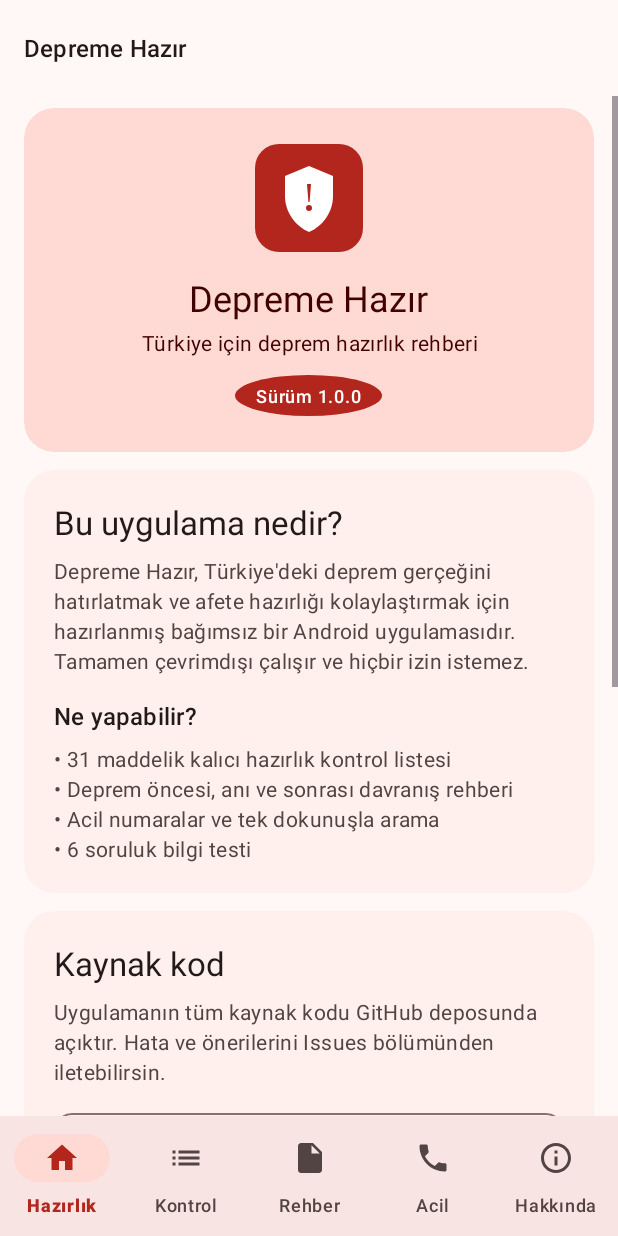
After one commit to yahya3886/depreme-hazir, an Android app: the fragment AboutFragment placed in its activity, on a phone screen of 412 x 824 dp. The commit adds this screen. Run offline under Robolectric (Android 15) with nearby library versions, the phone set to English and light mode, and no system bars.

Commit message:
Hakkında sekmesi ekle
- Alt menüye 5. sekme (ic_info ikonu)
- Sürüm bilgisi PackageManager'dan okunur
- Uygulama amacı, özellikler, kaynak kod bağlantısı
- Resmî kurum olmadığına dair uyarı kartı
- Teknik künye ve içerik kaynağı notu

```diff
--- a/app/src/main/java/com/depremhazirlik/app/MainActivity.kt
+++ b/app/src/main/java/com/depremhazirlik/app/MainActivity.kt
@@ -4,6 +4,7 @@ import android.os.Bundle
 import androidx.appcompat.app.AppCompatActivity
 import androidx.fragment.app.Fragment
 import com.depremhazirlik.app.databinding.ActivityMainBinding
+import com.depremhazirlik.app.ui.AboutFragment
 import com.depremhazirlik.app.ui.ChecklistFragment
 import com.depremhazirlik.app.ui.EmergencyFragment
 import com.depremhazirlik.app.ui.GuideFragment
@@ -26,6 +27,7 @@ class MainActivity : AppCompatActivity() {
                 R.id.nav_checklist -> ChecklistFragment()
                 R.id.nav_guide -> GuideFragment()
                 R.id.nav_emergency -> EmergencyFragment()
+                R.id.nav_about -> AboutFragment()
                 else -> return@setOnItemSelectedListener false
             }
             supportFragmentManager.beginTransaction()
--- /dev/null
+++ b/app/src/main/java/com/depremhazirlik/app/ui/AboutFragment.kt
@@ -0,0 +1,53 @@
+package com.depremhazirlik.app.ui
+
+import android.content.Intent
+import android.net.Uri
+import android.os.Bundle
+import android.view.View
+import android.widget.Toast
+import androidx.fragment.app.Fragment
+import com.depremhazirlik.app.R
+import com.depremhazirlik.app.databinding.FragmentAboutBinding
+
+class AboutFragment : Fragment(R.layout.fragment_about) {
+
+    private var _binding: FragmentAboutBinding? = null
+    private val binding get() = _binding!!
+
+    override fun onViewCreated(view: View, savedInstanceState: Bundle?) {
+        super.onViewCreated(view, savedInstanceState)
+        _binding = FragmentAboutBinding.bind(view)
+
+        binding.aboutVersion.text = getString(R.string.about_version, currentVersion())
+
+        binding.btnOpenRepo.setOnClickListener {
+            openRepo()
+        }
+    }
+
+    private fun currentVersion(): String = try {
+        val info = requireContext().packageManager
+            .getPackageInfo(requireContext().packageName, 0)
+        info.versionName ?: VERSION_FALLBACK
+    } catch (e: Exception) {
+        VERSION_FALLBACK
+    }
+
+    private fun openRepo() {
+        try {
+            startActivity(Intent(Intent.ACTION_VIEW, Uri.parse(REPO_URL)))
+        } catch (e: Exception) {
+            Toast.makeText(requireContext(), R.string.about_open_error, Toast.LENGTH_SHORT).show()
+        }
+    }
+
+    override fun onDestroyView() {
+        super.onDestroyView()
+        _binding = null
+    }
+
+    private companion object {
+        const val REPO_URL = "https://github.com/yahya3886/depreme-hazir"
+        const val VERSION_FALLBACK = "1.0.0"
+    }
+}
--- /dev/null
+++ b/app/src/main/res/drawable/ic_info.xml
@@ -0,0 +1,11 @@
+<?xml version="1.0" encoding="utf-8"?>
+<vector xmlns:android="http://schemas.android.com/apk/res/android"
+    android:width="24dp"
+    android:height="24dp"
+    android:viewportWidth="24"
+    android:viewportHeight="24"
+    android:tint="?attr/colorControlNormal">
+    <path
+        android:fillColor="@android:color/white"
+        android:pathData="M11,7h2v2h-2zM11,11h2v6h-2zM12,2C6.48,2 2,6.48 2,12s4.48,10 10,10 10,-4.48 10,-10S17.52,2 12,2zM12,20c-4.41,0 -8,-3.59 -8,-8s3.59,-8 8,-8 8,3.59 8,8 -3.59,8 -8,8z" />
+</vector>
--- /dev/null
+++ b/app/src/main/res/layout/fragment_about.xml
@@ -0,0 +1,261 @@
+<?xml version="1.0" encoding="utf-8"?>
+<ScrollView xmlns:android="http://schemas.android.com/apk/res/android"
+    xmlns:app="http://schemas.android.com/apk/res-auto"
+    android:layout_width="match_parent"
+    android:layout_height="match_parent"
+    android:background="?android:colorBackground"
+    android:fillViewport="true">
+
+    <LinearLayout
+        android:layout_width="match_parent"
+        android:layout_height="wrap_content"
+        android:orientation="vertical"
+        android:paddingStart="16dp"
+        android:paddingEnd="16dp"
+        android:paddingTop="8dp"
+        android:paddingBottom="24dp">
+
+        <!-- Başlık kartı -->
+        <com.google.android.material.card.MaterialCardView
+            android:layout_width="match_parent"
+            android:layout_height="wrap_content"
+            android:layout_marginBottom="12dp"
+            app:cardCornerRadius="20dp"
+            app:cardElevation="0dp"
+            app:strokeWidth="0dp"
+            app:cardBackgroundColor="?attr/colorPrimaryContainer">
+
+            <LinearLayout
+                android:layout_width="match_parent"
+                android:layout_height="wrap_content"
+                android:gravity="center_horizontal"
+                android:orientation="vertical"
+                android:paddingTop="24dp"
+                android:paddingBottom="24dp"
+                android:paddingStart="20dp"
+                android:paddingEnd="20dp">
+
+                <ImageView
+                    android:layout_width="72dp"
+                    android:layout_height="72dp"
+                    android:contentDescription="@string/app_name"
+                    android:src="@drawable/ic_launcher" />
+
+                <TextView
+                    android:layout_width="wrap_content"
+                    android:layout_height="wrap_content"
+                    android:layout_marginTop="14dp"
+                    android:text="@string/app_name"
+                    android:textAppearance="?attr/textAppearanceHeadlineSmall"
+                    android:textColor="?attr/colorOnPrimaryContainer" />
+
+                <TextView
+                    android:layout_width="wrap_content"
+                    android:layout_height="wrap_content"
+                    android:layout_marginTop="4dp"
+                    android:gravity="center"
+                    android:text="@string/app_tagline"
+                    android:textAppearance="?attr/textAppearanceBodyMedium"
+                    android:textColor="?attr/colorOnPrimaryContainer" />
+
+                <TextView
+                    android:id="@+id/aboutVersion"
+                    android:layout_width="wrap_content"
+                    android:layout_height="wrap_content"
+                    android:layout_marginTop="12dp"
+                    android:background="@drawable/bg_step_badge"
+                    android:paddingStart="14dp"
+                    android:paddingEnd="14dp"
+                    android:paddingTop="5dp"
+                    android:paddingBottom="5dp"
+                    android:textAppearance="?attr/textAppearanceLabelMedium"
+                    android:textColor="@color/md_on_primary" />
+            </LinearLayout>
+        </com.google.android.material.card.MaterialCardView>
+
+        <!-- Nedir -->
+        <com.google.android.material.card.MaterialCardView
+            android:layout_width="match_parent"
+            android:layout_height="wrap_content"
+            android:layout_marginBottom="12dp"
+            app:cardCornerRadius="20dp"
+            app:cardElevation="0dp"
+            app:strokeWidth="0dp"
+            app:cardBackgroundColor="?attr/colorSurfaceContainer">
+
+            <LinearLayout
+                android:layout_width="match_parent"
+                android:layout_height="wrap_content"
+                android:orientation="vertical"
+                android:padding="20dp">
+
+                <TextView
+                    android:layout_width="wrap_content"
+                    android:layout_height="wrap_content"
+                    android:text="@string/about_desc_title"
+                    android:textAppearance="?attr/textAppearanceTitleLarge"
+                    android:textColor="?attr/colorOnSurface" />
+
+                <TextView
+                    android:layout_width="match_parent"
+                    android:layout_height="wrap_content"
+                    android:layout_marginTop="8dp"
+                    android:text="@string/about_desc"
+                    android:textAppearance="?attr/textAppearanceBodyMedium"
+                    android:textColor="?attr/colorOnSurfaceVariant" />
+
+                <TextView
+                    android:layout_width="wrap_content"
+                    android:layout_height="wrap_content"
+                    android:layout_marginTop="16dp"
+                    android:text="@string/about_features_title"
+                    android:textAppearance="?attr/textAppearanceTitleMedium"
+                    android:textColor="?attr/colorOnSurface" />
+
+                <TextView
+                    android:layout_width="match_parent"
+                    android:layout_height="wrap_content"
+                    android:layout_marginTop="8dp"
+                    android:lineSpacingExtra="4dp"
+                    android:text="@string/about_features"
+                    android:textAppearance="?attr/textAppearanceBodyMedium"
+                    android:textColor="?attr/colorOnSurfaceVariant" />
+            </LinearLayout>
+        </com.google.android.material.card.MaterialCardView>
+
+        <!-- Kaynak kod -->
+        <com.google.android.material.card.MaterialCardView
+            android:layout_width="match_parent"
+            android:layout_height="wrap_content"
+            android:layout_marginBottom="12dp"
+            app:cardCornerRadius="20dp"
+            app:cardElevation="0dp"
+            app:strokeWidth="0dp"
+            app:cardBackgroundColor="?attr/colorSurfaceContainer">
+
+            <LinearLayout
+                android:layout_width="match_parent"
+                android:layout_height="wrap_content"
+                android:orientation="vertical"
+                android:padding="20dp">
+
+                <TextView
+                    android:layout_width="wrap_content"
+                    android:layout_height="wrap_content"
+                    android:text="@string/about_source_title"
+                    android:textAppearance="?attr/textAppearanceTitleLarge"
+                    android:textColor="?attr/colorOnSurface" />
+
+                <TextView
+                    android:layout_width="match_parent"
+                    android:layout_height="wrap_content"
+                    android:layout_marginTop="8dp"
+                    android:text="@string/about_source_desc"
+                    android:textAppearance="?attr/textAppearanceBodyMedium"
+                    android:textColor="?attr/colorOnSurfaceVariant" />
+
+                <com.google.android.material.button.MaterialButton
+                    android:id="@+id/btnOpenRepo"
+                    android:layout_width="match_parent"
+                    android:layout_height="wrap_content"
+                    android:layout_marginTop="14dp"
+                    android:text="@string/about_source_btn"
+                    app:cornerRadius="12dp"
+                    style="@style/Widget.Material3.Button.OutlinedButton" />
+            </LinearLayout>
+        </com.google.android.material.card.MaterialCardView>
+
+        <!-- Uyarı -->
+        <com.google.android.material.card.MaterialCardView
+            android:layout_width="match_parent"
+            android:layout_height="wrap_content"
+            android:layout_marginBottom="12dp"
+            app:cardCornerRadius="20dp"
+            app:cardElevation="0dp"
+            app:strokeWidth="0dp"
+            app:cardBackgroundColor="?attr/colorErrorContainer">
+
+            <LinearLayout
+                android:layout_width="match_parent"
+                android:layout_height="wrap_content"
+                android:orientation="vertical"
+                android:padding="20dp">
+
+                <TextView
+                    android:layout_width="wrap_content"
+                    android:layout_height="wrap_content"
+                    android:text="@string/about_warning_title"
+                    android:textAppearance="?attr/textAppearanceTitleMedium"
+                    android:textColor="?attr/colorOnErrorContainer" />
+
+                <TextView
+                    android:layout_width="match_parent"
+                    android:layout_height="wrap_content"
+                    android:layout_marginTop="6dp"
+                    android:text="@string/about_warning"
+                    android:textAppearance="?attr/textAppearanceBodyMedium"
+                    android:textColor="?attr/colorOnErrorContainer" />
+            </LinearLayout>
+        </com.google.android.material.card.MaterialCardView>
+
+        <!-- Yapım -->
+        <com.google.android.material.card.MaterialCardView
+            android:layout_width="match_parent"
+            android:layout_height="wrap_content"
+            android:layout_marginBottom="12dp"
+            app:cardCornerRadius="20dp"
+            app:cardElevation="0dp"
+            app:strokeWidth="0dp"
+            app:cardBackgroundColor="?attr/colorSurfaceContainer">
+
+            <LinearLayout
+                android:layout_width="match_parent"
+                android:layout_height="wrap_content"
+                android:orientation="vertical"
+                android:padding="20dp">
+
+                <TextView
+                    android:layout_width="wrap_content"
+                    android:layout_height="wrap_content"
+                    android:text="@string/about_tech_title"
+                    android:textAppearance="?attr/textAppearanceTitleLarge"
+                    android:textColor="?attr/colorOnSurface" />
+
+                <TextView
+                    android:layout_width="match_parent"
+                    android:layout_height="wrap_content"
+                    android:layout_marginTop="8dp"
+                    android:lineSpacingExtra="4dp"
+                    android:text="@string/about_tech"
+                    android:textAppearance="?attr/textAppearanceBodyMedium"
+                    android:textColor="?attr/colorOnSurfaceVariant" />
+
+                <TextView
+                    android:layout_width="wrap_content"
+                    android:layout_height="wrap_content"
+                    android:layout_marginTop="16dp"
+                    android:text="@string/about_content_title"
+                    android:textAppearance="?attr/textAppearanceTitleMedium"
+                    android:textColor="?attr/colorOnSurface" />
+
+                <TextView
+                    android:layout_width="match_parent"
+                    android:layout_height="wrap_content"
+                    android:layout_marginTop="6dp"
+                    android:text="@string/about_content"
+                    android:textAppearance="?attr/textAppearanceBodyMedium"
+                    android:textColor="?attr/colorOnSurfaceVariant" />
+            </LinearLayout>
+        </com.google.android.material.card.MaterialCardView>
+
+        <TextView
+            android:layout_width="match_parent"
+            android:layout_height="wrap_content"
+            android:gravity="center"
+            android:paddingTop="8dp"
+            android:text="@string/about_copyright"
+            android:textAppearance="?attr/textAppearanceBodySmall"
+            android:textColor="?attr/colorOnSurfaceVariant" />
+
+    </LinearLayout>
+</ScrollView>
--- a/app/src/main/res/menu/bottom_nav.xml
+++ b/app/src/main/res/menu/bottom_nav.xml
@@ -21,4 +21,9 @@
         android:icon="@drawable/ic_call"
         android:title="@string/nav_acil" />
 
+    <item
+        android:id="@+id/nav_about"
+        android:icon="@drawable/ic_info"
+        android:title="@string/nav_about" />
+
 </menu>
--- a/app/src/main/res/values/strings.xml
+++ b/app/src/main/res/values/strings.xml
@@ -8,6 +8,7 @@
     <string name="nav_kontrol">Kontrol</string>
     <string name="nav_rehber">Rehber</string>
     <string name="nav_acil">Acil</string>
+    <string name="nav_about">Hakkında</string>
 
     <!-- Home -->
     <string name="home_ready_title">Depreme hazır mısın?</string>
@@ -64,4 +65,22 @@
     <string name="quiz_result_low">Rehber sekmesini okuyup tekrar dene.</string>
     <string name="quiz_back">Geri</string>
     <string name="quiz_question_counter">Soru %1$d / %2$d</string>
+
+    <!-- Hakkında -->
+    <string name="about_version">Sürüm %1$s</string>
+    <string name="about_desc_title">Bu uygulama nedir?</string>
+    <string name="about_desc">Depreme Hazır, Türkiye\'deki deprem gerçeğini hatırlatmak ve afete hazırlığı kolaylaştırmak için hazırlanmış bağımsız bir Android uygulamasıdır. Tamamen çevrimdışı çalışır ve hiçbir izin istemez.</string>
+    <string name="about_features_title">Ne yapabilir?</string>
+    <string name="about_features">•  31 maddelik kalıcı hazırlık kontrol listesi\n•  Deprem öncesi, anı ve sonrası davranış rehberi\n•  Acil numaralar ve tek dokunuşla arama\n•  6 soruluk bilgi testi</string>
+    <string name="about_source_title">Kaynak kod</string>
+    <string name="about_source_desc">Uygulamanın tüm kaynak kodu GitHub deposunda açıktır. Hata ve önerilerini Issues bölümünden iletebilirsin.</string>
+    <string name="about_source_btn">Depoyu aç</string>
+    <string name="about_warning_title">Önemli uyarı</string>
+    <string name="about_warning">Bu uygulama AFAD, Kızılay veya başka bir resmî kurum ürünü değildir. Acil durumlarda aranacak numara 112\'dir; resmî duyurular esas alınmalıdır.</string>
+    <string name="about_tech_title">Yapım</string>
+    <string name="about_tech">Kotlin 2.0  •  AndroidX  •  Material Design 3\nDerleme: Gradle 8.13 / AGP 8.11.1\nDestek: Android 7.0 (API 24) ve üzeri</string>
+    <string name="about_content_title">İçerik kaynağı</string>
+    <string name="about_content">Rehber metinleri AFAD\'ın yayımladığı genel deprem hazırlık önerileri temel alınarak hazırlanmıştır.</string>
+    <string name="about_copyright">© 2026 Depreme Hazır</string>
+    <string name="about_open_error">Depo bağlantısı açılamadı.</string>
 </resources>
```
Also changed, not shown: 1 other file.
